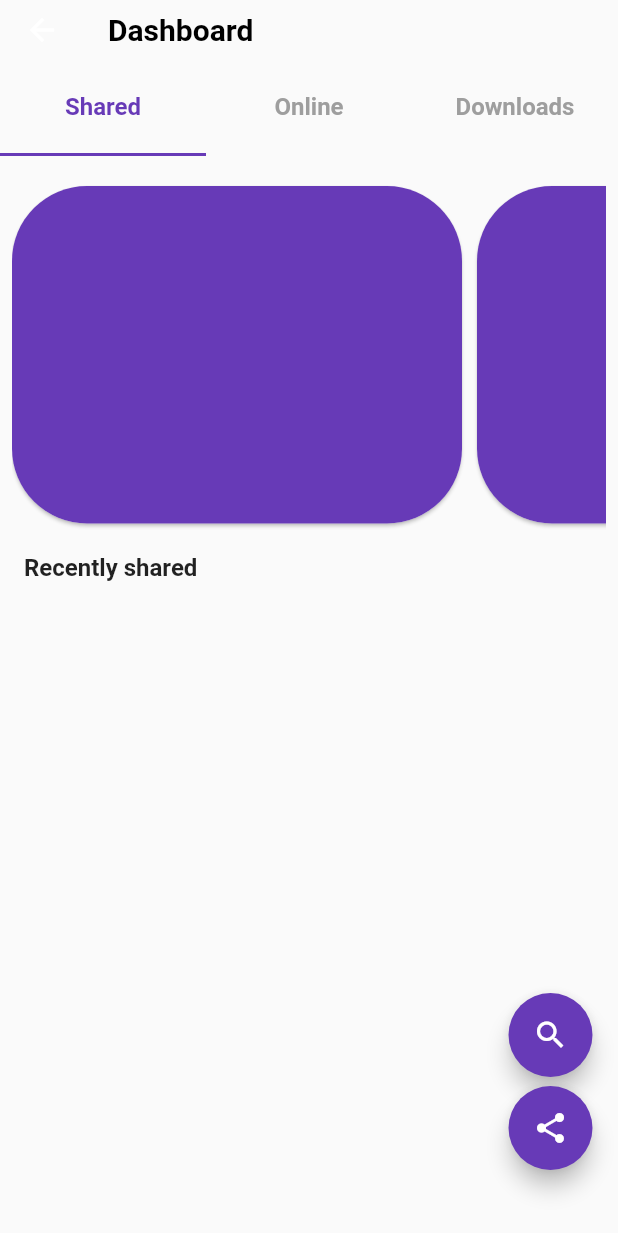
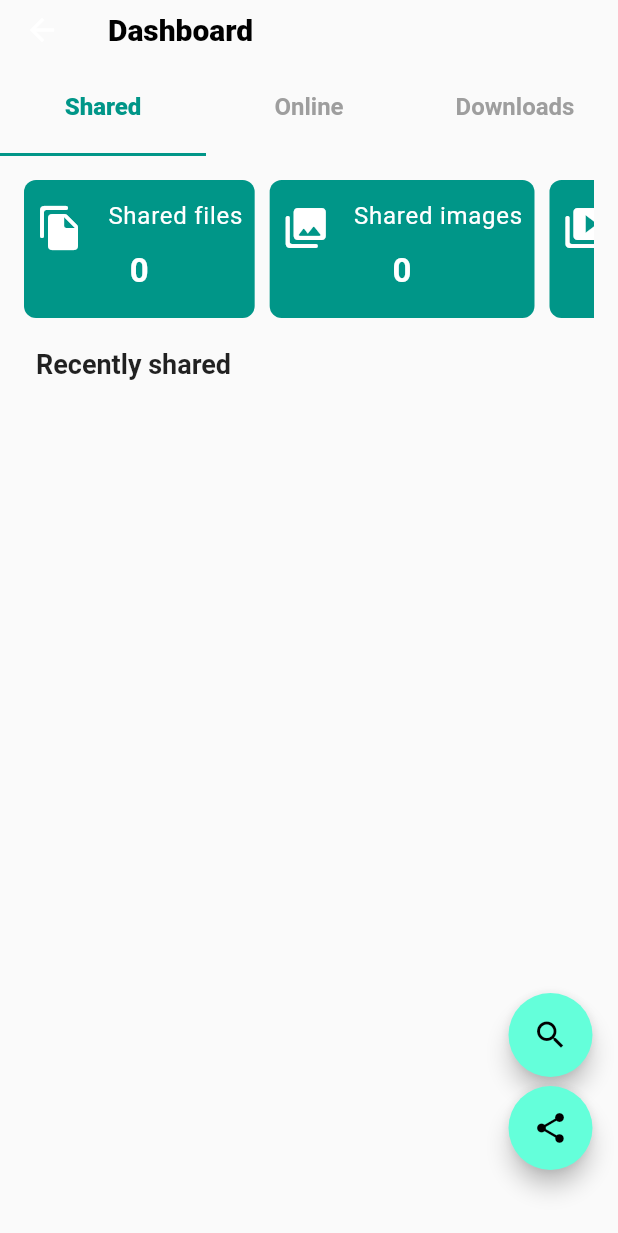
Before and after one commit to CpulsiveK/peer_to_peer_multimedia_sharing_app, a Flutter app: the Dashboard screen opened directly with empty values, on a phone screen of 412 x 824 dp. Shown: the top 1233 px of the screen. Run offline on Flutter 3.47's test engine with Material 2 defaults, Android fonts, the phone set to English and light mode, and no system bars; our stand-ins replace file_picker, loading_animation_widget, open_file, permission_handler, shared_preferences; accounts and stored records are empty.

Commit message:
ui updates

```diff
--- a/lib/ui/dashboard/dashboard.ui.dart
+++ b/lib/ui/dashboard/dashboard.ui.dart
@@ -1,7 +1,7 @@
 import 'package:file_picker/file_picker.dart';
 import 'package:flutter/material.dart';
 import 'package:open_file/open_file.dart';
-import 'package:peer_to_peer_multimedia_sharing_application/ui/dashboard/content-display.ui.dart';
+import 'package:peer_to_peer_multimedia_sharing_application/ui/dashboard/selected-files-display.ui.dart';
 import 'package:peer_to_peer_multimedia_sharing_application/ui/widgets/container.ui.dart';
 import 'package:peer_to_peer_multimedia_sharing_application/ui/widgets/loading-animations.ui.dart';
 import 'package:peer_to_peer_multimedia_sharing_application/ui/widgets/search.ui.dart';
@@ -57,7 +57,7 @@ class _DashboardState extends State<Dashboard>
 
   void loadSelectedFiles(List<PlatformFile> files) async {
     receivedSharedFiles = await Navigator.of(context).push(MaterialPageRoute(
-        builder: ((context) => ContentDisplay(
+        builder: ((context) => SelectedFilesDisplay(
               files: files,
               onOpenedFile: viewFiles,
               id: args['id'],
@@ -98,8 +98,6 @@ class _DashboardState extends State<Dashboard>
   void cacheSharedFiles() async {
     final SharedPreferences prefs = await SharedPreferences.getInstance();
 
-    await prefs.setStringList('sharedFIles', sharedFiles as List<String>);
-
     await prefs.setStringList('sharedFIleDocuments', sharedFileDocuments);
     await prefs.setStringList('sharedPictures', sharedPictures);
     await prefs.setStringList('sharedVideos', sharedVideos);
@@ -110,8 +108,10 @@ class _DashboardState extends State<Dashboard>
     final SharedPreferences prefs = await SharedPreferences.getInstance();
 
     setState(() {
-      sharedFiles =
-          prefs.getStringList('sharedFiles')! as List<PlatformFile>;
+      sharedFileDocuments = prefs.getStringList('sharedFIleDocuments')!;
+      sharedPictures = prefs.getStringList('sharedPictures')!;
+      sharedVideos = prefs.getStringList('sharedVideos')!;
+      sharedAudio = prefs.getStringList('sharedAudio')!;
     });
   }
 
@@ -128,74 +128,97 @@ class _DashboardState extends State<Dashboard>
           title: const Text(
             'Dashboard',
             style: TextStyle(
-                fontSize: 20, fontWeight: FontWeight.bold, color: Colors.black),
+                fontSize: 20, fontWeight: FontWeight.w900, color: Colors.black),
           ),
           elevation: 0,
           backgroundColor: Colors.transparent,
           bottom: const TabBar(
-            labelColor: Colors.deepPurple,
+            labelColor: Colors.teal,
             labelPadding: EdgeInsets.all(8.0),
             unselectedLabelColor: Colors.grey,
-            indicatorColor: Colors.deepPurple,
+            indicatorColor: Colors.teal,
             tabs: [
               Tab(
                 child: Text(
                   'Shared',
-                  style: TextStyle(
-                    fontSize: 16,
-                    fontWeight: FontWeight.bold
-                  ),
+                  style: TextStyle(fontSize: 16, fontWeight: FontWeight.w900),
                 ),
               ),
               Tab(
                 child: Text(
                   'Online',
-                  style: TextStyle(
-                    fontSize: 16,
-                    fontWeight: FontWeight.bold
-                  ),
+                  style: TextStyle(fontSize: 16, fontWeight: FontWeight.bold),
                 ),
               ),
               Tab(
                 child: Text(
                   'Downloads',
-                  style: TextStyle(
-                    fontSize: 16,
-                    fontWeight: FontWeight.bold
-                  ),
+                  style: TextStyle(fontSize: 16, fontWeight: FontWeight.bold),
                 ),
               ),
             ],
           ),
         ),
         body: Padding(
-          padding: const EdgeInsets.all(8.0),
+          padding: const EdgeInsets.all(16.0),
           child: TabBarView(
             children: [
               Column(key: const PageStorageKey('shared'), children: [
                 SizedBox(
-                  height: 245,
-                  child: Expanded(
-                      child: ListView(
+                  height: 100,
+                  child: ListView(
                     scrollDirection: Axis.horizontal,
                     children: [
-                      Cards(sharedFiles: sharedFileDocuments, icon: const Icon(Icons.file_open_outlined),),
-                      Cards(sharedFiles: sharedPictures, icon: const Icon(Icons.photo_rounded)),
-                      Cards(sharedFiles: sharedVideos, icon: const Icon(Icons.video_collection_outlined)),
-                      Cards(sharedFiles: sharedAudio, icon: const Icon(Icons.audiotrack_rounded)),
+                      ContainerViews(
+                        sharedFiles: sharedFileDocuments,
+                        icon: const Icon(Icons.file_present_rounded,
+                            size: 40, color: Colors.teal),
+                        sharedIcon: const Icon(
+                          Icons.file_copy_rounded,
+                          size: 32,
+                          color: Colors.white,
+                        ),
+                        fileType: 'Shared files',
+                        fileCount: sharedFileDocuments.length.toString(),
+                      ),
+                      ContainerViews(
+                        sharedFiles: sharedPictures,
+                        icon: const Icon(Icons.photo_outlined,
+                            size: 40, color: Colors.teal),
+                        sharedIcon: const Icon(Icons.photo_library_rounded,
+                            size: 32, color: Colors.white),
+                        fileType: 'Shared images',
+                        fileCount: sharedPictures.length.toString(),
+                      ),
+                      ContainerViews(
+                        sharedFiles: sharedVideos,
+                        icon: const Icon(Icons.video_file_outlined,
+                            size: 40, color: Colors.teal),
+                        sharedIcon: const Icon(Icons.video_collection_rounded,
+                            size: 32, color: Colors.white),
+                        fileType: 'Shared videos',
+                        fileCount: sharedVideos.length.toString(),
+                      ),
+                      ContainerViews(
+                        sharedFiles: sharedAudio,
+                        icon: const Icon(Icons.audiotrack_rounded,
+                            size: 40, color: Colors.teal),
+                        sharedIcon: const Icon(Icons.audiotrack_rounded,
+                            size: 32, color: Colors.white),
+                        fileType: 'Shared audio',
+                        fileCount: sharedAudio.length.toString(),
+                      ),
                     ],
-                  )),
+                  ),
                 ),
                 const Row(
                   children: [
                     Padding(
-                      padding: EdgeInsets.fromLTRB(
-                        8.0, 12.0, 0.0, 10.0
-                      ),
+                      padding: EdgeInsets.fromLTRB(8.0, 12.0, 0.0, 10.0),
                       child: Text(
                         'Recently shared',
                         style: TextStyle(
-                            fontSize: 16, fontWeight: FontWeight.bold),
+                            fontSize: 18, fontWeight: FontWeight.bold),
                       ),
                     ),
                   ],
@@ -212,66 +235,91 @@ class _DashboardState extends State<Dashboard>
                         case 'jpg':
                           icon = const Icon(
                             Icons.photo_outlined,
+                            color: Colors.teal,
                             size: 40,
                           );
                           break;
                         case 'png':
                           icon = const Icon(
                             Icons.photo_outlined,
+                            color: Colors.teal,
                             size: 40,
                           );
                           break;
                         case 'mp4':
                           icon = const Icon(
                             Icons.video_file_outlined,
+                            color: Colors.teal,
                             size: 40,
                           );
                           break;
                         case 'mkv':
                           icon = const Icon(
                             Icons.video_file_outlined,
+                            color: Colors.teal,
+                            size: 40,
+                          );
+                          break;
+                        case 'webm':
+                          icon = const Icon(
+                            Icons.video_file_outlined,
+                            color: Colors.teal,
                             size: 40,
                           );
                           break;
                         case 'mp3':
                           icon = const Icon(
                             Icons.audiotrack_rounded,
+                            color: Colors.teal,
+                            size: 40,
+                          );
+                          break;
+                        case 'opus':
+                          icon = const Icon(
+                            Icons.audiotrack_rounded,
+                            color: Colors.teal,
                             size: 40,
                           );
                           break;
                         case 'pdf':
                           icon = const Icon(
                             Icons.file_present_rounded,
+                            color: Colors.teal,
+                            size: 40,
+                          );
+                          break;
+                        case 'PDF':
+                          icon = const Icon(
+                            Icons.file_present_rounded,
+                            color: Colors.teal,
                             size: 40,
                           );
                           break;
                         case 'docx':
                           icon = const Icon(
                             Icons.file_present_rounded,
+                            color: Colors.teal,
                             size: 40,
                           );
                           break;
                         case 'xlsx':
                           icon = const Icon(
                             Icons.file_present_rounded,
+                            color: Colors.teal,
                             size: 40,
                           );
                           break;
                         case 'pptx':
                           icon = const Icon(
                             Icons.file_present_rounded,
+                            color: Colors.teal,
                             size: 40,
                           );
                           break;
                         case 'gif':
                           icon = const Icon(
                             Icons.gif_box_outlined,
-                            size: 40,
-                          );
-                          break;
-                        case 'opus':
-                          icon = const Icon(
-                            Icons.gif_box_outlined,
+                            color: Colors.teal,
                             size: 40,
                           );
                           break;
@@ -279,19 +327,15 @@ class _DashboardState extends State<Dashboard>
                       }
 
                       return Padding(
-                        padding: const EdgeInsets.fromLTRB(0.0, 0.0, 0.0, 10.0),
-                        child: Card(
-                          elevation: 0,
-                          shape: RoundedRectangleBorder(
-                              borderRadius: BorderRadius.circular(20)),
-                          child: ListTile(
-                            leading: icon,
-                            title: Text(
-                              files[index].name,
-                              style: const TextStyle(color: Colors.deepPurple),
-                            ),
-                            shape: RoundedRectangleBorder(
-                                borderRadius: BorderRadius.circular(20)),
+                        padding: const EdgeInsets.fromLTRB(0.0, 0.0, 0.0, 0.1),
+                        child: ListTile(
+                          leading: icon,
+                          title: Text(
+                            files[index].name,
+                            style: const TextStyle(
+                                overflow: TextOverflow.ellipsis,
+                                fontSize: 16,
+                                color: Colors.black),
                           ),
                         ),
                       );
@@ -326,21 +370,21 @@ class _DashboardState extends State<Dashboard>
               bottom: 90.0,
               right: 1.0,
               child: FloatingActionButton(
-                backgroundColor: Colors.deepPurple,
+                backgroundColor: Colors.tealAccent,
                 onPressed: () {
                   showSearch(
                       context: context, delegate: FileSearch(id: args['id']));
                 },
-                child: const Icon(Icons.search, color: Colors.white),
+                child: const Icon(Icons.search, color: Colors.black),
               ),
             ),
             Positioned(
               bottom: 28.0,
               right: 1.0,
               child: FloatingActionButton(
-                backgroundColor: Colors.deepPurple,
+                backgroundColor: Colors.tealAccent,
                 onPressed: selectFile,
-                child: const Icon(Icons.share, color: Colors.white),
+                child: const Icon(Icons.share, color: Colors.black),
               ),
             ),
           ],
--- a/lib/ui/onboarding/onboarding.ui.dart
+++ b/lib/ui/onboarding/onboarding.ui.dart
@@ -26,9 +26,9 @@ class TutorialPageState extends State<TutorialPage>
           'by using the share icon button at the bottom right corner of your dashboard\n\n',
       icon: const Icon(
         weight: 50,
-        Icons.share,
+        Icons.share_outlined,
         color: iconColours,
-        size: 150.0,
+        size: 200.0,
       ),
     ),
     TutorialData(
--- a/lib/ui/onboarding/splash_screen.ui.dart
+++ b/lib/ui/onboarding/splash_screen.ui.dart
@@ -92,7 +92,7 @@ class _SplashScreenState extends State<SplashScreen> {
   @override
   Widget build(BuildContext context) {
     return const Scaffold(
-      backgroundColor: Colors.deepPurple,
+      backgroundColor: Colors.teal,
         body: Center(
           child: Column(
             mainAxisAlignment: MainAxisAlignment.center,
--- a/lib/ui/widgets/container.ui.dart
+++ b/lib/ui/widgets/container.ui.dart
@@ -1,29 +1,66 @@
 import 'package:flutter/material.dart';
 import 'package:peer_to_peer_multimedia_sharing_application/ui/dashboard/see-all.ui.dart';
 
-class Cards extends StatelessWidget {
+class ContainerViews extends StatelessWidget {
   final List<String> sharedFiles;
   final Widget icon;
+  final Widget sharedIcon;
+  final String fileType;
+  final String fileCount;
 
-  const Cards({super.key, required this.sharedFiles, required this.icon});
+  const ContainerViews(
+      {super.key,
+      required this.sharedFiles,
+      required this.icon,
+      required this.sharedIcon,
+      required this.fileType,
+      required this.fileCount});
 
   @override
   Widget build(BuildContext context) {
     return GestureDetector(
       child: Padding(
-        padding: const EdgeInsets.fromLTRB(0.0, 12.0, 10.0, 8.0),
-        child: Material(
-          elevation: 1,
-          borderRadius: const BorderRadius.all(Radius.circular(50)),
+        padding: const EdgeInsets.fromLTRB(0.0, 0.0, 10.0, 8.0),
         child: Container(
-            height: 100,
-            width: 300,
             decoration: const BoxDecoration(
-              color: Colors.deepPurple,
-              borderRadius: BorderRadius.all(Radius.circular(50)),
+              color: Colors.teal,
+              borderRadius: BorderRadius.all(Radius.circular(8.0)),
+            ),
+            child: Column(
+              children: [
+                Row(
+                  mainAxisAlignment: MainAxisAlignment.start,
+                  children: [
+                    Padding(
+                      padding: const EdgeInsets.fromLTRB(8.0, 16.0, 8.0, 0.0),
+                      child: sharedIcon,
+                    ),
+                    Padding(
+                      padding: const EdgeInsets.fromLTRB(8.0, 0.0, 8.0, 0.0),
+                      child: Text(
+                        fileType,
+                        style: const TextStyle(
+                            color: Colors.white,
+                            fontSize: 16,
+                            letterSpacing: 0.5),
                       ),
                     ),
+                  ],
                 ),
+                Row(
+                  children: [
+                    Text(
+                      fileCount,
+                      style: const TextStyle(
+                          color: Colors.white,
+                          fontSize: 22,
+                          fontWeight: FontWeight.bold,
+                          letterSpacing: 0.5),
+                    ),
+                  ],
+                )
+              ],
+            )),
       ),
       onTap: () {
         if (sharedFiles.isNotEmpty) {
@@ -33,7 +70,6 @@ class Cards extends StatelessWidget {
                   itemCount: sharedFiles.length,
                   icon: icon)));
         }
-
       },
     );
   }
--- a/lib/ui/widgets/loading-animations.ui.dart
+++ b/lib/ui/widgets/loading-animations.ui.dart
@@ -8,7 +8,7 @@ class LoadingAnimation extends StatelessWidget {
   Widget build(BuildContext context) {
     return Center(
       child: LoadingAnimationWidget.fourRotatingDots(
-          color: Colors.deepPurple, size: 60),
+          color: Colors.tealAccent, size: 60),
     );
   }
 }
--- a/lib/ui/widgets/onboarding-widgets.ui.dart
+++ b/lib/ui/widgets/onboarding-widgets.ui.dart
@@ -12,8 +12,8 @@ const kTitleText = TextStyle(
   color: kBaseColour,
 );
 const kNavigatorText =
-    TextStyle(color: iconColours, fontSize: 16.0, fontWeight: FontWeight.bold);
+    TextStyle(color: Colors.teal, fontSize: 16.0, fontWeight: FontWeight.bold);
 const kDescriptionText =
     TextStyle(fontSize: 18, color: kBaseColour, fontWeight: FontWeight.bold);
-const kBaseColour = Colors.deepPurple;
-const iconColours = Colors.deepPurple;
+const kBaseColour = Colors.blueGrey;
+const iconColours = Colors.tealAccent;
--- a/lib/ui/widgets/search.ui.dart
+++ b/lib/ui/widgets/search.ui.dart
@@ -73,7 +73,7 @@ class FileSearch extends SearchDelegate {
           .map((suggestion) => ListTile(
                 title: Text(
                   suggestion,
-                  style: const TextStyle(color: Colors.deepPurple),
+                  style: const TextStyle(color: Colors.blueGrey),
                 ),
                 onTap: () {
                   query = suggestion;
```
Also changed, not shown: lib/ui/dashboard/see-all.ui.dart (+15 -13 lines), lib/ui/dashboard/selected-files-display.ui.dart (renamed from lib/ui/dashboard/content-display.ui.dart, +45 -25 lines), lib/ui/onboarding/login.ui.dart (+8 -8 lines), lib/ui/widgets/snackbar.ui.dart (+2 -10 lines). Lines whose indentation alone changed are shown as unchanged.
